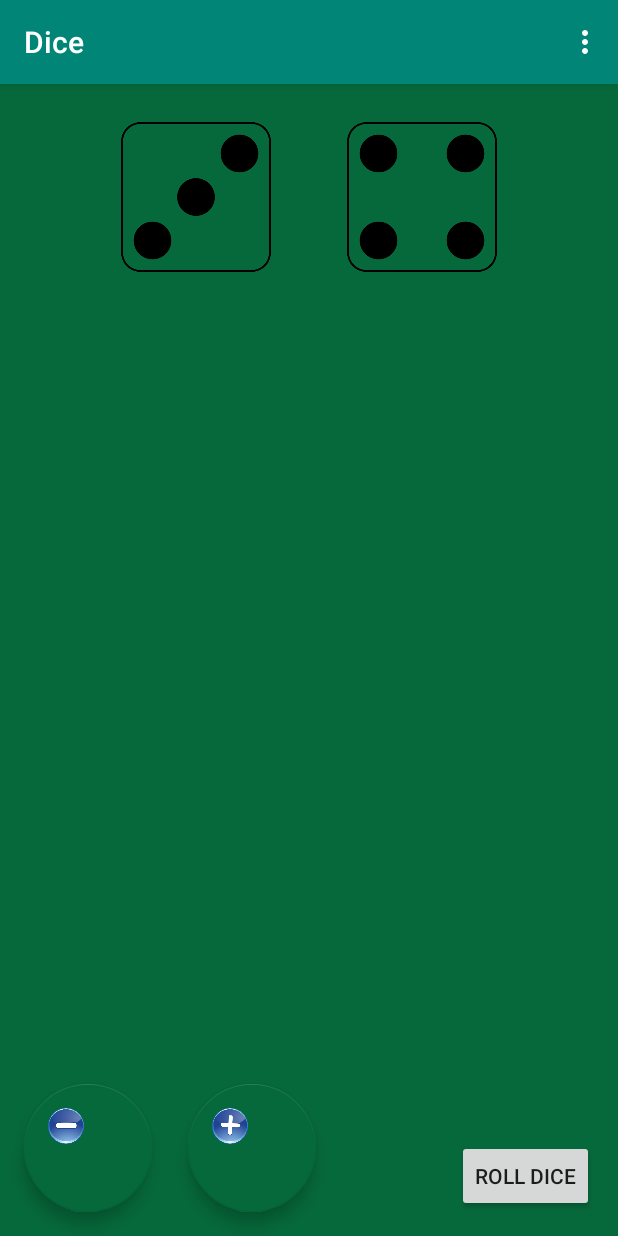
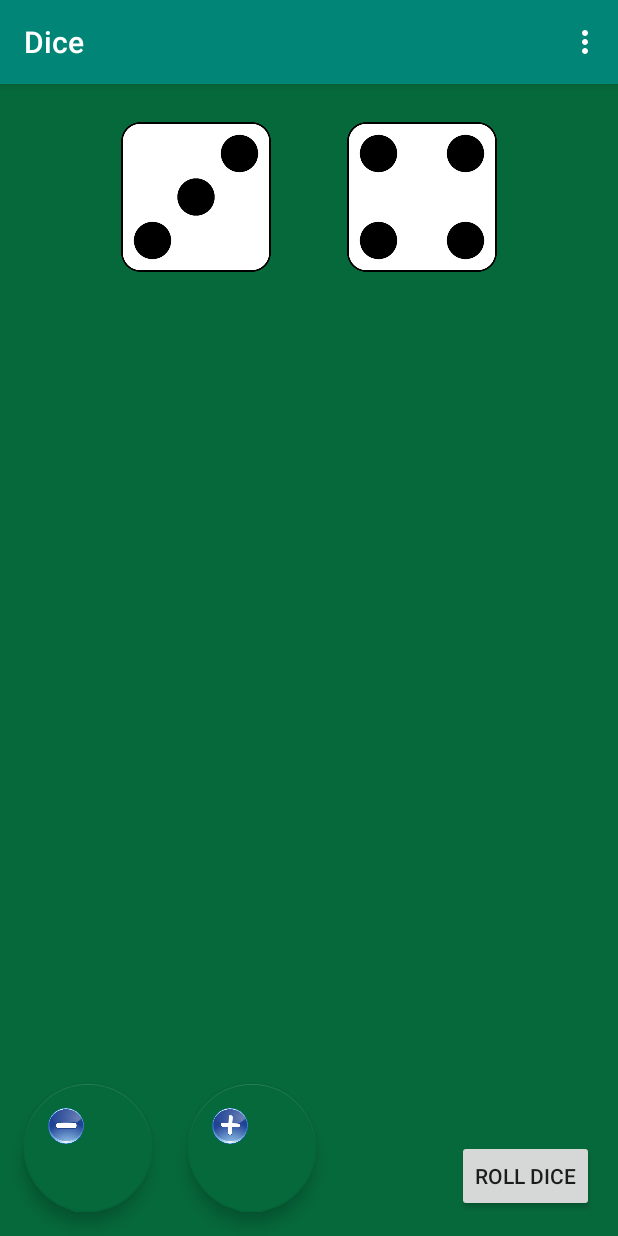
Before and after one commit to lucschulz/Dice, an Android app: the screen it shows after launch (MainActivity), on a phone screen of 412 x 824 dp. Run offline under Robolectric (Android 15) with nearby library versions, the phone set to English and light mode, and no system bars.

Commit message:
Changed dice colour to solid white.

```diff
--- a/app/src/main/java/ca/lucschulz/dice/Die.java
+++ b/app/src/main/java/ca/lucschulz/dice/Die.java
@@ -5,32 +5,26 @@ import android.widget.ImageView;
 
 import java.util.concurrent.ThreadLocalRandom;
 
+enum diceColours {
+    white,
+    transparent
+}
+
 public class Die {
 
     private int dieValue;
-    private boolean isVisible;
+    private diceColours colour;
     private ImageView imageView;
 
-    public Die(ImageView imageView) {
+    public Die(ImageView imageView, diceColours colour) {
         this.imageView = imageView;
+        this.colour = colour;
         rollDie();
     }
 
     public void rollDie() {
         dieValue = ThreadLocalRandom.current().nextInt(1, 6 + 1);
-        setDieValue(imageView, dieValue);
-    }
-
-    public int getDieValue() {
-        return dieValue;
-    }
-
-    public ImageView getImageView() {
-        return imageView;
-    }
-
-    public void setImageView(ImageView imageView) {
-        this.imageView = imageView;
+        setDieValue(imageView, dieValue, colour);
     }
 
     public boolean isVisible() {
@@ -53,7 +47,30 @@ public class Die {
 
     }
 
-    private void setDieValue(ImageView dieImg, int value) {
+    private void setDieValue(ImageView dieImg, int value, diceColours colour) {
+
+        if (colour == diceColours.white) {
+            if (value == 1) {
+                dieImg.setImageResource(R.drawable.die1_white);
+            }
+            else if (value == 2) {
+                dieImg.setImageResource(R.drawable.die2_white);
+            }
+            else if (value == 3) {
+                dieImg.setImageResource(R.drawable.die3_white);
+            }
+            else if (value == 4) {
+                dieImg.setImageResource(R.drawable.die4_white);
+            }
+            else if (value == 5) {
+                dieImg.setImageResource(R.drawable.die5_white);
+            }
+            else if (value == 6) {
+                dieImg.setImageResource(R.drawable.die6_white);
+            }
+        }
+
+        else if (colour == diceColours.transparent) {
             if (value == 1) {
                 dieImg.setImageResource(R.drawable.die1);
             }
@@ -74,3 +91,4 @@ public class Die {
             }
         }
     }
+}
--- a/app/src/main/java/ca/lucschulz/dice/MainActivity.java
+++ b/app/src/main/java/ca/lucschulz/dice/MainActivity.java
@@ -1,13 +1,10 @@
 package ca.lucschulz.dice;
 
-import android.annotation.SuppressLint;
 import android.content.Intent;
+import android.os.Bundle;
 import android.support.design.widget.FloatingActionButton;
 import android.support.v7.app.AppCompatActivity;
-import android.os.Bundle;
-import android.support.v7.view.menu.MenuBuilder;
 import android.view.Menu;
-import android.view.MenuInflater;
 import android.view.MenuItem;
 import android.view.View;
 import android.widget.Button;
@@ -86,7 +83,7 @@ public class MainActivity extends AppCompatActivity {
             int imageResourceId = getResources().getIdentifier(imgId, "id", getPackageName());
             ImageView imgView = findViewById(imageResourceId);
 
-            Die die = new Die(imgView);
+            Die die = new Die(imgView, diceColours.white);
             die.setVisible(true);
             dice.addDieToArray(die);
             dice.rollDice();
```
Also changed, not shown: app/src/main/res/values/strings.xml (+0 -72 lines). Lines whose indentation alone changed are shown as unchanged.
